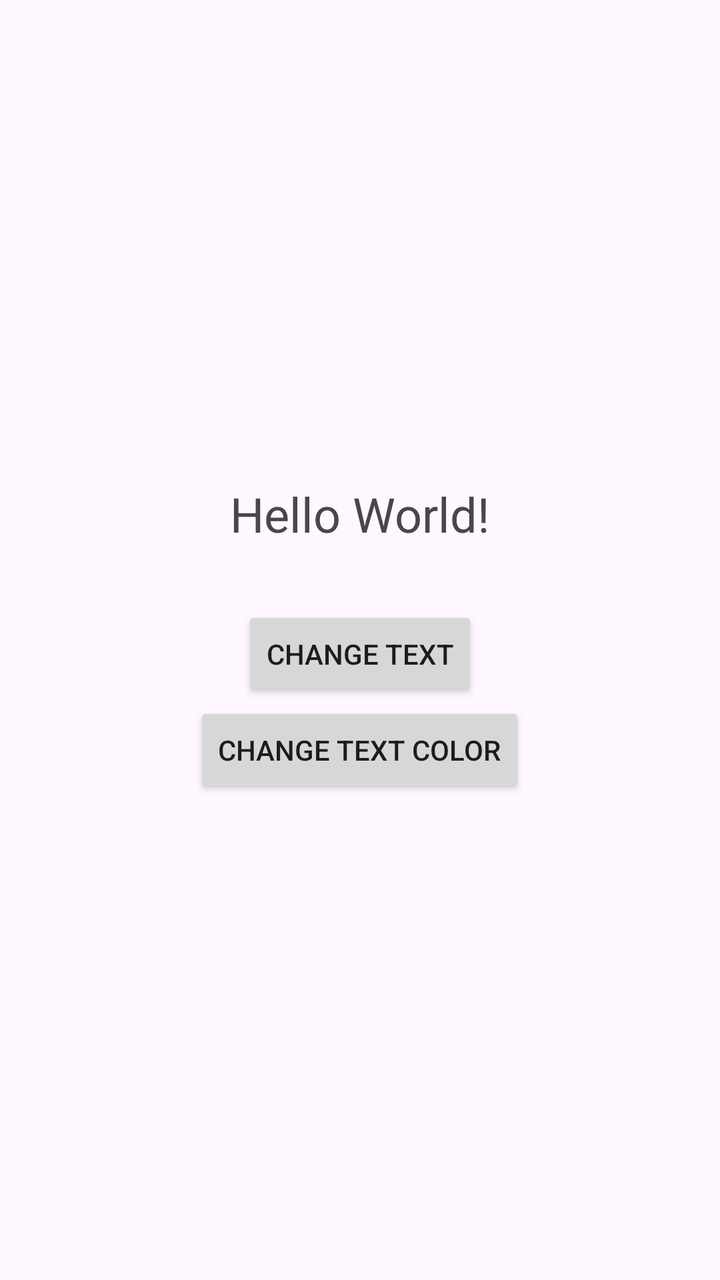
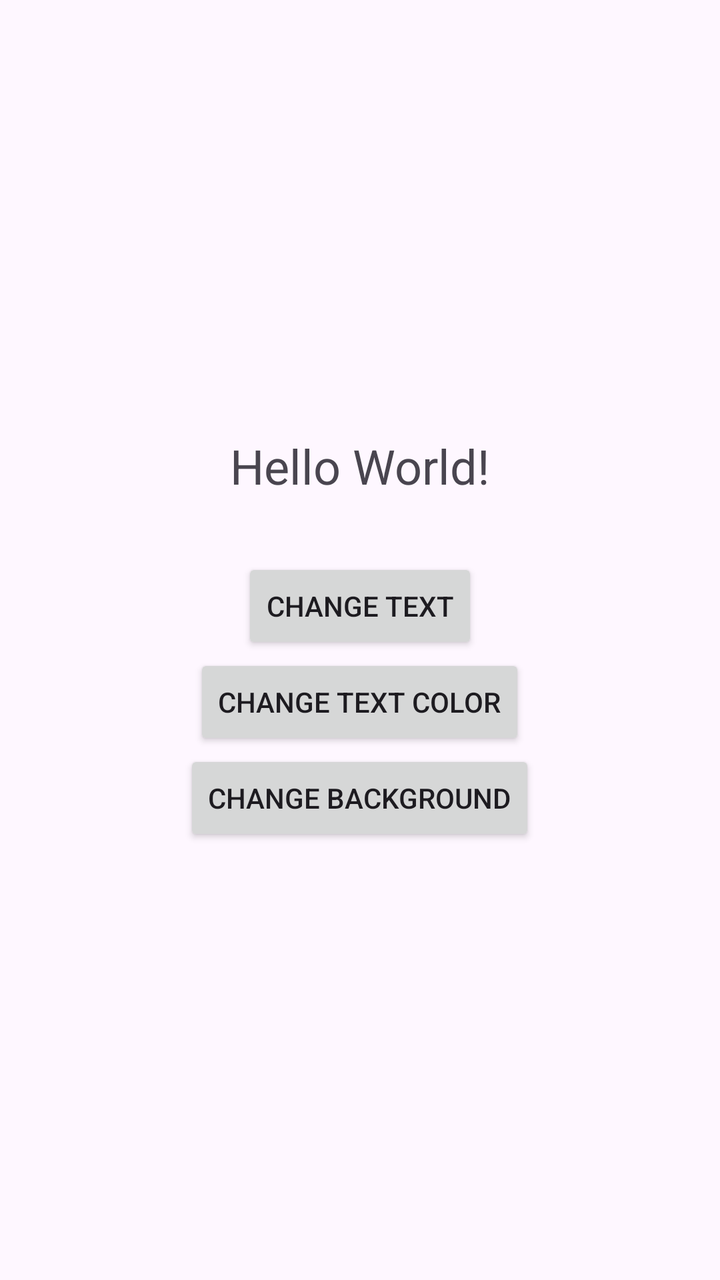

Compare the two renders of this Android layout. The source of the first and the diff that turns it into the second are given below.
<!-- AndroidManifest.xml: application theme Theme.Helloworldapp -->
<!-- res/layout/activity_main.xml -->
<?xml version="1.0" encoding="utf-8"?>
<LinearLayout xmlns:android="http://schemas.android.com/apk/res/android"
    android:layout_width="match_parent"
    android:layout_height="match_parent"
    android:orientation="vertical"
    android:gravity="center"
    android:padding="24dp">

    <TextView
        android:id="@+id/textView"
        android:layout_width="wrap_content"
        android:layout_height="wrap_content"
        android:text="@string/hello_world"
        android:textSize="24sp"
        android:layout_marginBottom="30dp" />

    <Button
        android:id="@+id/buttonChangeText"
        android:layout_width="wrap_content"
        android:layout_height="wrap_content"
        android:text="@string/change_text" />
    <Button
        android:id="@+id/buttonChangeTextColor"
        android:layout_width="wrap_content"
        android:layout_height="wrap_content"
        android:text="@string/change_text_color" />
</LinearLayout>
<!-- resources referenced by this layout -->
<resources>
  <string name="change_text">Change Text</string>
  <string name="change_text_color">Change Text Color</string>
  <string name="hello_world">Hello World!</string>
  <style name="Theme.Helloworldapp" parent="Base.Theme.Helloworldapp" />
  <style name="Base.Theme.Helloworldapp" parent="Theme.Material3.DayNight.NoActionBar">
          
          
      </style>
</resources>

<!-- the commit's change to res/layout/activity_main.xml (unified diff, before → after) -->
@@ -19,9 +19,17 @@
         android:layout_width="wrap_content"
         android:layout_height="wrap_content"
         android:text="@string/change_text" />
+
     <Button
         android:id="@+id/buttonChangeTextColor"
         android:layout_width="wrap_content"
         android:layout_height="wrap_content"
         android:text="@string/change_text_color" />
+
+    <Button
+        android:id="@+id/buttonChangeBackground"
+        android:layout_width="wrap_content"
+        android:layout_height="wrap_content"
+        android:text="@string/change_background" />
+
 </LinearLayout>
<!-- resource entries referenced after the edit -->
@@ -1,5 +1,6 @@
 <!-- resources referenced by this layout -->
 <resources>
+  <string name="change_background">Change Background</string>
   <string name="change_text">Change Text</string>
   <string name="change_text_color">Change Text Color</string>
   <string name="hello_world">Hello World!</string>
